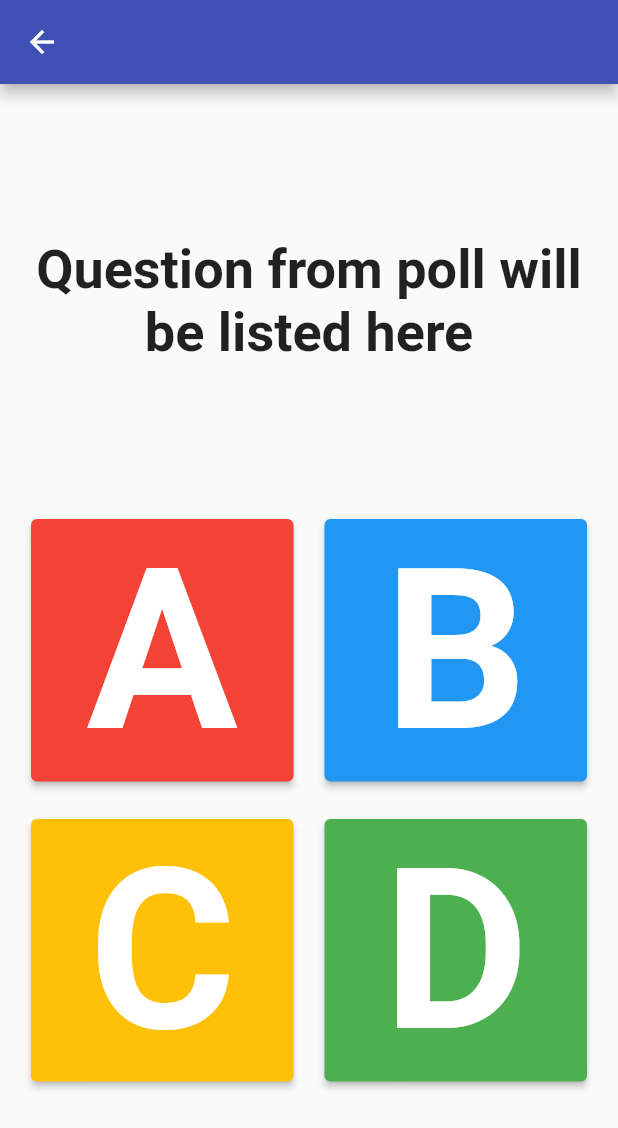
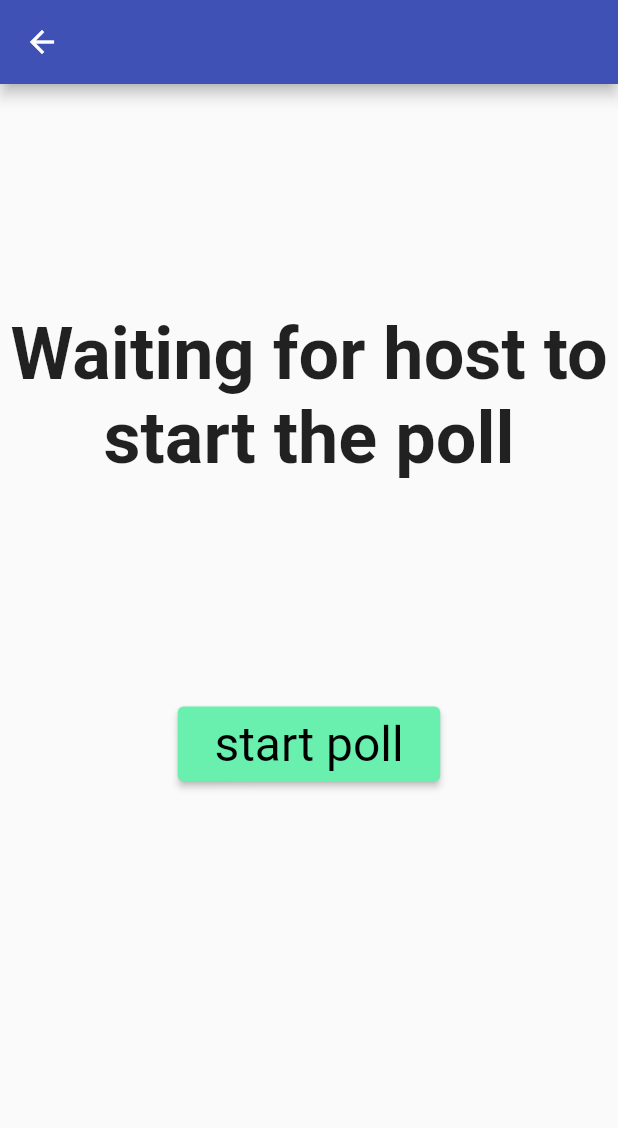
Before and after one commit to InsaneH4/poll, a Flutter app: the AnswerPage screen opened directly with empty values, on a phone screen of 412 x 824 dp. Shown: the top 1128 px of the screen. Run offline on Flutter 3.47's test engine with Material 2 defaults, Android fonts, the phone set to English and light mode, and no system bars.

Commit message:
waiting for poll to start screen

```diff
--- a/lib/main.dart
+++ b/lib/main.dart
@@ -3,8 +3,6 @@ import 'package:flutter/material.dart';
 import 'package:web_socket_channel/web_socket_channel.dart';
 
 final _channel = WebSocketChannel.connect(Uri.parse("ws://localhost:8080"));
-
-//TODO: add waiting for game to start page
 
 void main() {
   runApp(const MyApp());
@@ -52,7 +50,16 @@ class AnswerPage extends StatefulWidget {
 }
 
 class _AnswerPageState extends State<AnswerPage> {
+  void pollStarted() {
+    setState(
+      () {
+        _isPollStart = !_isPollStart;
+      },
+    );
+  }
+
   final goToHome = MaterialPageRoute(builder: (context) => const Homepage());
+  bool _isPollStart = false;
 
   @override
   Widget build(BuildContext context) {
@@ -71,15 +78,25 @@ class _AnswerPageState extends State<AnswerPage> {
         child: Column(
           mainAxisAlignment: MainAxisAlignment.spaceEvenly,
           children: <Widget>[
-            const Text(
-              'Question from poll will be listed here',
-              style: TextStyle(
-                fontSize: 36,
+            Text(
+              _isPollStart
+                  ? 'Question from poll will be listed here'
+                  : 'Waiting for host to start the poll',
+              style: const TextStyle(
+                fontSize: 48,
                 fontWeight: FontWeight.bold,
               ),
               textAlign: TextAlign.center,
             ),
-            Column(
+            Visibility(
+                visible: !_isPollStart,
+                child: ElevatedButton(
+                  child: const Text("start poll"),
+                  onPressed: () => pollStarted(),
+                )),
+            Visibility(
+              visible: _isPollStart,
+              child: Column(
                 children: <Widget>[
                   Row(
                     mainAxisAlignment: MainAxisAlignment.spaceEvenly,
@@ -151,6 +168,7 @@ class _AnswerPageState extends State<AnswerPage> {
                     ),
                   ),
                 ],
+              ),
             ),
           ],
         ),
@@ -511,7 +529,7 @@ class _HomepageState extends State<Homepage> {
                                     ),
                                   );
                                 } else {
-                                  _emptyFieldDialog(context);
+                                  _wrongCodeDialog(context);
                                 }
                                 //^ Will get title from poll name
                               }),
@@ -533,13 +551,13 @@ void _answerSubmit(String choice) {
   }
 }
 
-Future<void> _emptyFieldDialog(BuildContext context) {
-  return showDialog<void>(
+void _wrongCodeDialog(BuildContext context) {
+  showDialog(
     context: context,
     builder: (BuildContext context) {
       return AlertDialog(
         title: const Text('Umm...'),
-        content: const Text("You didn't enter anything"),
+        content: const Text("You didn't enter a valid code"),
         actions: <Widget>[
           TextButton(
             onPressed: () => Navigator.pop(context, 'OK'),
@@ -551,8 +569,8 @@ Future<void> _emptyFieldDialog(BuildContext context) {
   );
 }
 
-Future<void> _confirmQuitDialog(BuildContext context, PageRoute route) {
-  return showDialog<void>(
+void _confirmQuitDialog(BuildContext context, PageRoute route) {
+  showDialog(
     context: context,
     builder: (BuildContext context) {
       return AlertDialog(
@@ -573,8 +591,8 @@ Future<void> _confirmQuitDialog(BuildContext context, PageRoute route) {
   );
 }
 
-Future<void> _tempDialog(BuildContext context) {
-  return showDialog<void>(
+void _tempDialog(BuildContext context) {
+  showDialog<void>(
     context: context,
     builder: (BuildContext context) {
       return AlertDialog(
```
Lines whose indentation alone changed are shown as unchanged.
